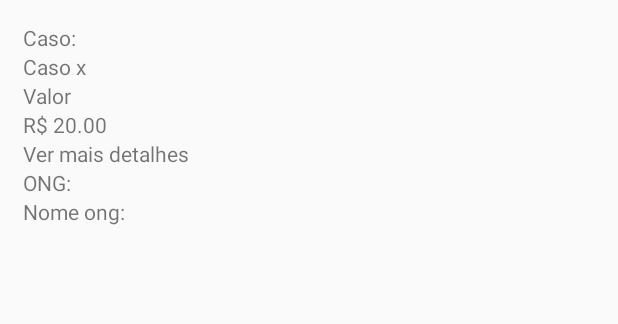
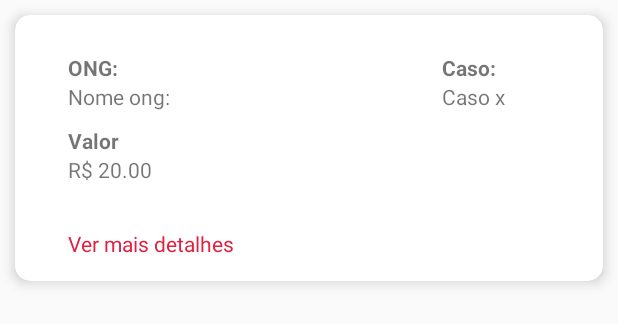
Before and after one commit to EuJota/Semana-Quase-Omnistack, an Android app: the layout incidens_item.xml on its own in the app's theme, with its tools: preview values and no code run, on a phone screen of 412 x 824 dp. Shown: the top 324 px of the screen. Run offline under Robolectric (Android 15) with nearby library versions, the phone set to English and light mode, and no system bars.

Commit message:
adicionando estilo na aplicação
Fazendo a transferência de dados entre telas, adicionado botão de voltar e estilização da tela de casos

```diff
--- a/Mobile/app/build.gradle
+++ b/Mobile/app/build.gradle
@@ -40,5 +40,5 @@ dependencies {
     implementation 'com.squareup.retrofit2:converter-gson:2.5.0'
 
     implementation "androidx.recyclerview:recyclerview:1.1.0"
-
+    implementation "androidx.cardview:cardview:1.0.0"
 }
--- a/Mobile/app/src/main/res/layout/activity_incident_details.xml
+++ b/Mobile/app/src/main/res/layout/activity_incident_details.xml
@@ -17,6 +17,7 @@
             android:text="Caso:"/>
 
         <TextView
+            android:id="@+id/text_caso"
             android:layout_width="wrap_content"
             android:layout_height="wrap_content"
             android:text="Caso x:"/>
@@ -27,6 +28,7 @@
             android:text="Descrição:"/>
 
         <TextView
+            android:id="@+id/text_description"
             android:layout_width="wrap_content"
             android:layout_height="wrap_content"
             android:text="Detalhe descrição:"/>
@@ -37,6 +39,7 @@
             android:text="Valor:"/>
 
         <TextView
+            android:id="@+id/text_value"
             android:layout_width="wrap_content"
             android:layout_height="wrap_content"
             android:text="Valor x:"/>
@@ -47,6 +50,7 @@
             android:text="ONG:"/>
 
         <TextView
+            android:id="@+id/text_ongname"
             android:layout_width="wrap_content"
             android:layout_height="wrap_content"
             android:text="ONG X:"/>
--- a/Mobile/app/src/main/res/layout/incidens_item.xml
+++ b/Mobile/app/src/main/res/layout/incidens_item.xml
@@ -1,25 +1,75 @@
 <?xml version="1.0" encoding="utf-8"?>
-<LinearLayout xmlns:android="http://schemas.android.com/apk/res/android"
+<androidx.cardview.widget.CardView xmlns:android="http://schemas.android.com/apk/res/android"
+    xmlns:card_view="http://schemas.android.com/apk/res-auto"
     android:orientation="vertical"
     android:layout_width="match_parent"
     android:layout_height="wrap_content"
+    card_view:cardCornerRadius="10dp"
+    card_view:cardElevation="5dp"
+    android:layout_margin="10dp">
+
+    <LinearLayout
+        android:layout_width="match_parent"
+        android:layout_height="wrap_content"
+        android:orientation="vertical"
         android:padding="15dp">
 
+        <RelativeLayout
+            android:layout_width="match_parent"
+            android:layout_height="wrap_content"
+            android:layout_marginTop="10dp">
+
+            <LinearLayout
+            android:layout_width="wrap_content"
+            android:layout_height="wrap_content"
+            android:orientation="vertical"
+            android:layout_marginStart="20dp">
                 <TextView
                     android:layout_width="wrap_content"
                     android:layout_height="wrap_content"
-        android:text="Caso:"/>
+                    android:text="ONG:"
+                    android:textStyle="bold"/>
+
+                <TextView
+                    android:id="@+id/txt_ong_name"
+                    android:layout_width="wrap_content"
+                    android:layout_height="wrap_content"
+                    android:text="Nome ong:"/>
+            </LinearLayout>
+
+            <LinearLayout
+                android:layout_width="wrap_content"
+                android:layout_height="wrap_content"
+                android:orientation="vertical"
+                android:layout_alignParentEnd="true"
+                android:layout_marginEnd="50dp">
+                <TextView
+                    android:layout_width="wrap_content"
+                    android:layout_height="wrap_content"
+                    android:text="Caso:"
+                    android:textStyle="bold"/>
 
                 <TextView
                     android:id="@+id/txt_case_title"
                     android:layout_width="wrap_content"
                     android:layout_height="wrap_content"
                     android:text="Caso x"/>
+            </LinearLayout>
+        </RelativeLayout>
+
+
+        <LinearLayout
+            android:layout_width="match_parent"
+            android:layout_height="wrap_content"
+            android:layout_marginStart="20dp"
+            android:layout_marginTop="10dp"
+            android:orientation="vertical">
 
             <TextView
                 android:layout_width="wrap_content"
                 android:layout_height="wrap_content"
-        android:text="Valor"/>
+                android:text="Valor"
+                android:textStyle="bold"/>
 
             <TextView
                 android:id="@+id/txt_value"
@@ -27,21 +77,17 @@
                 android:layout_height="wrap_content"
                 android:text="R$ 20.00"/>
 
+        </LinearLayout>
+
+
         <TextView
+            android:layout_marginStart="20dp"
+            android:layout_marginTop="30dp"
             android:id="@+id/btn_details"
             android:layout_width="wrap_content"
             android:layout_height="wrap_content"
-        android:text="Ver mais detalhes"/>
+            android:text="Ver mais detalhes"
+            android:textColor="#e02041"/>
+    </LinearLayout>
 
-    <TextView
-        android:layout_width="wrap_content"
-        android:layout_height="wrap_content"
-        android:text="ONG:"/>
-
-    <TextView
-        android:id="@+id/txt_ong_name"
-        android:layout_width="wrap_content"
-        android:layout_height="wrap_content"
-        android:text="Nome ong:"/>
-
-</LinearLayout>
+</androidx.cardview.widget.CardView>
```
Also changed, not shown: Mobile/app/src/main/java/com/example/bethehero/Adapter/IncidentsAdapter.kt (+12 -3 lines), Mobile/app/src/main/java/com/example/bethehero/IncidentDetails.kt (+26 -0 lines), Mobile/app/src/main/java/com/example/bethehero/MainActivity.kt (+36 -25 lines), Mobile/app/src/main/res/layout/activity_main.xml (+59 -4 lines), Mobile/app/src/main/res/drawable/logo3x.png (added), Mobile/app/src/main/res/drawable/splash.png (added). Lines whose indentation alone changed are shown as unchanged.
